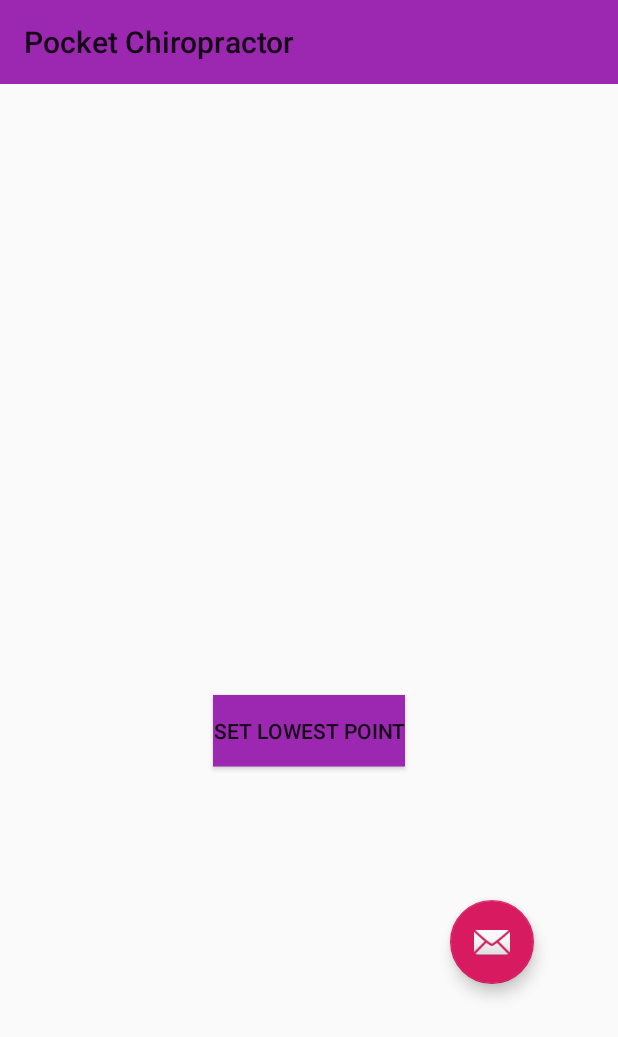
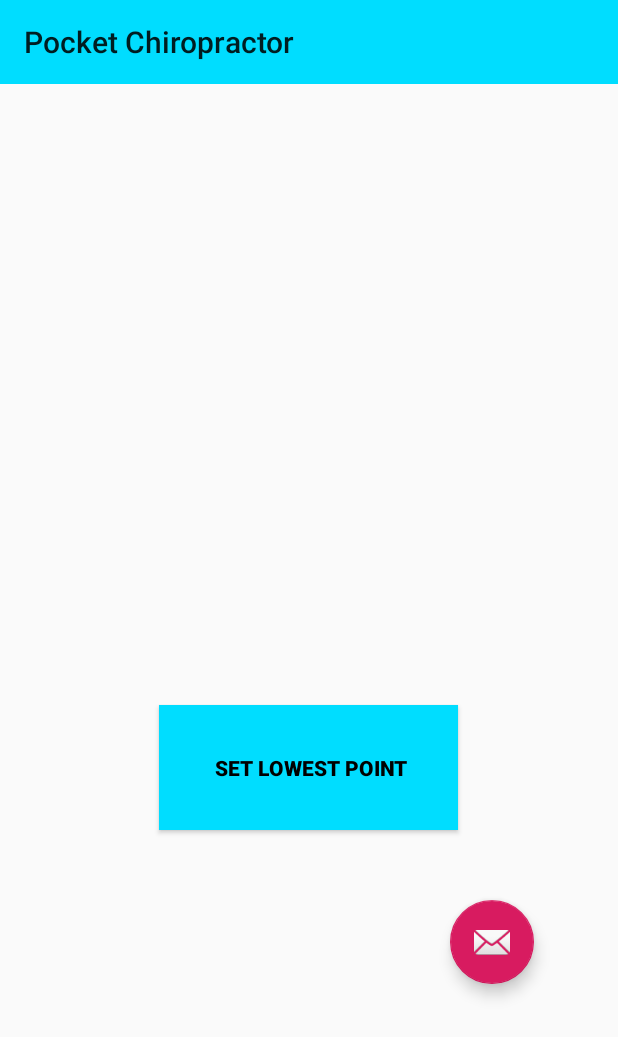
Before and after one commit to DamienJK/Pocket--Chiropractor, an Android app: the screen it shows after launch (MainActivity), on a phone screen of 412 x 824 dp. Shown: the top 1037 px of the screen. Run offline under Robolectric (Android 15) with nearby library versions, the light colour scheme and no system bars.

Commit message:
Cleaned code /UI managment
-added comments
- fixed naming conventions
-spelling
-formating
-got rid of nonuseful elements
-fixed color

```diff
--- a/app/src/main/java/com/example/mainactivity/MainActivity.java
+++ b/app/src/main/java/com/example/mainactivity/MainActivity.java
@@ -1,6 +1,6 @@
 package com.example.mainactivity;
 
-import android.app.Notification;
+
 import android.app.NotificationManager;
 import android.app.PendingIntent;
 import android.content.Context;
@@ -12,86 +12,55 @@ import android.hardware.SensorManager;
 import android.media.RingtoneManager;
 import android.net.Uri;
 import android.os.Bundle;
-
-import com.google.android.material.floatingactionbutton.FloatingActionButton;
-import com.google.android.material.snackbar.Snackbar;
-
 import androidx.appcompat.app.AppCompatActivity;
 import androidx.appcompat.widget.Toolbar;
 import androidx.core.app.NotificationCompat;
-
-import android.os.SystemClock;
-import android.util.Log;
 import android.view.View;
-import android.view.Menu;
-import android.view.MenuItem;
 import android.widget.Button;
 import android.widget.TextView;
 import android.widget.Toast;
 
-import org.w3c.dom.Text;
-
 public class MainActivity extends AppCompatActivity implements SensorEventListener {
 
-    private static final String TAG = "Pocket Chiropractor";
-    float min = -10f;
-    private SensorManager sensorManager;
-    Sensor accelerometer;
-    int Fails;
-    TextView yValue;
-    boolean Set = false;
-    Button btn1;
+    float MinimumPosition = -10f; //lowest y value allowed set to -10 on default stopping the notifications from starting automatically
+    private SensorManager sensorManager; // android class to handle all sensor types and data
+    Sensor accelerometer; // sensor of position and rate of movement
+    TextView Y_Value; // android UI text item set to the current y value
+    boolean PositionSet = false; // bool to control flow if the position has been set
+    Button SelectMinimumPositionBtn; // android button to select new minimum
 
     @Override
     protected void onCreate(Bundle savedInstanceState) {
-        super.onCreate(savedInstanceState);
-        setContentView(R.layout.activity_main);
-
-        yValue = (TextView) findViewById(R.id.yValue);
-        btn1 = findViewById(R.id.btn1);
-
-        Log.d(TAG, "onCreate: Initializing Sensor Services");
-
-        Toolbar toolbar = findViewById(R.id.toolbar);
-        setSupportActionBar(toolbar);
-        getSupportActionBar().setTitle("Pocket Chiropractor");
-
-        sensorManager = (SensorManager) getSystemService(Context.SENSOR_SERVICE);
-
-        accelerometer = sensorManager.getDefaultSensor(Sensor.TYPE_ACCELEROMETER);
-        sensorManager.registerListener(MainActivity.this, accelerometer, SensorManager.SENSOR_DELAY_NORMAL);
-
-        Log.d(TAG, "onCreate: Registered accelerometer listener");
-
-        btn1.setOnClickListener(new View.OnClickListener() {
-            public void onClick(View v) {
-                // Do something in response to button click
-                Set = true;
+        super.onCreate(savedInstanceState); //starts void on the creation of the app's instance
+        setContentView(R.layout.activity_main); // set the view to the xml file activity_main in the res/ layout file
+        Y_Value = (TextView) findViewById(R.id.yValue); // find an item with id yValue set it to the text view
+        SelectMinimumPositionBtn = findViewById(R.id.btn1); // same to the button object
+        Toolbar toolbar = findViewById(R.id.toolbar); // find the ui tool bar set in the activity main by default
+        setSupportActionBar(toolbar); // android void to access the toolbar and set it as an object
+        getSupportActionBar().setTitle("Pocket Chiropractor"); // changing the title of the toolbar
+        sensorManager = (SensorManager) getSystemService(Context.SENSOR_SERVICE); // set the sensor manager to a sensor service to access class values
+        accelerometer = sensorManager.getDefaultSensor(Sensor.TYPE_ACCELEROMETER); // do the same to the acceleometer
+        sensorManager.registerListener(MainActivity.this, accelerometer, SensorManager.SENSOR_DELAY_NORMAL); //create a listener that is in this class under this context using the sensor accemeter
+        SelectMinimumPositionBtn.setOnClickListener(new View.OnClickListener() {
+            public void onClick(View v) { // if the button is pressed this will run
+                // start static flow void inside of on value changed in response to button click
+                PositionSet = true;
             }
         });
+    }
 
-
+    // this void is abstract in Sensor Event Listener but does not preform a function
+    @Override
+    public void onAccuracyChanged(Sensor sensor, int accuracy) {
     }
 
     @Override
-    public void onAccuracyChanged(Sensor sensor, int accuracy) {
+    public void onSensorChanged(SensorEvent sensorEvent) { // if the accelometer changes value this void is triggered
+        Y_Value.setText("Position:  " + String.format("%.2f", sensorEvent.values[1]));
 
-    }
+        if (sensorEvent.values[1] < MinimumPosition) {
 
-    @Override
-    public void onSensorChanged(SensorEvent sensorEvent) {
-        Log.d(TAG, "onSensorChanged: X: " + sensorEvent.values[0] + "Y: " + sensorEvent.values[1] + "Z: " + sensorEvent.values[2]);
-
-        // xValue.setText("xValue: " + sensorEvent.values[0]);
-        yValue.setText("Position:  " + String.format("%.2f", sensorEvent.values[1]));
-        // zValue.setText("zValue: " + sensorEvent.values[2]);
-
-        if (sensorEvent.values[1] < min) {
-
-                ++Fails;
-                Log.d(TAG, "Out OF Range" + Fails);
-
-                String message = "You have been out of your set range for too long.";
+            String message = "You have been out of your PositionSet range for too long.";
             NotificationCompat.Builder builder = new NotificationCompat.Builder(MainActivity.this)
                     .setSmallIcon(R.drawable.ic_spine)
                     .setContentTitle("Correct Your Posture")
@@ -116,43 +85,28 @@ public class MainActivity extends AppCompatActivity implements SensorEventListen
             notificationManager.notify(0, builder.build());
 
         } else {
-            Log.d(TAG, "In Range");
-
             NotificationManager notificationManager = (NotificationManager) getSystemService(
                     Context.NOTIFICATION_SERVICE
             );
             notificationManager.cancel(0);
-
-
         }
-
-        if (Set) {
-            min = sensorEvent.values[1];
-            Toast.makeText(MainActivity.this, " Selected Point : " + min,
+        if (PositionSet) { //Control flow of void
+            MinimumPosition = sensorEvent.values[1];
+            Toast.makeText(MainActivity.this, " Selected Point : " + MinimumPosition,
                     Toast.LENGTH_SHORT).show();
-            Set = false;
-
+            PositionSet = false;
         }
     }
-
 }
-
-
-
-
-
-
-
-
 
 
         /*
         FloatingActionButton fab = findViewById(R.id.fab);
-        fab.setOnClickListener(new View.OnClickListener() {
+        fab.PositionSetOnClickListener(new View.OnClickListener() {
             @Override
             public void onClick(View view) {
                 Snackbar.make(view, "Replace with your own action", Snackbar.LENGTH_LONG)
-                        .setAction("Action", null).show();
+                        .PositionSetAction("Action", null).show();
             }
         });
     }
@@ -172,7 +126,7 @@ public class MainActivity extends AppCompatActivity implements SensorEventListen
         int id = item.getItemId();
 
         //noinspection SimplifiableIfStatement
-        if (id == R.id.action_settings) {
+        if (id == R.id.action_PositionSettings) {
             return true;
         }
 
--- a/app/src/main/res/layout/activity_main.xml
+++ b/app/src/main/res/layout/activity_main.xml
@@ -5,26 +5,24 @@
     android:layout_width="match_parent"
     android:layout_height="match_parent"
     tools:context=".MainActivity"
-
     >
-
-
 
     <TextView
         android:id="@+id/yValue"
         android:layout_width="match_parent"
         android:layout_height="wrap_content"
+        android:textSize="55sp"
         android:translationY="100sp"
-        android:textSize="55sp"
-        android:fontFamily="sans-serif-thin"
-        />
-
+        android:translationX="20sp"
+        app:fontFamily="sans-serif-thin" />
 
 
     <com.google.android.material.appbar.AppBarLayout
         android:layout_width="match_parent"
         android:layout_height="wrap_content"
-        android:theme="@style/AppTheme.AppBarOverlay">
+        android:theme="@style/AppTheme.AppBarOverlay"
+
+        >
 
     </com.google.android.material.appbar.AppBarLayout>
 
@@ -37,27 +35,26 @@
         android:translationY="600sp"
         app:srcCompat="@android:drawable/ic_dialog_email" />
 
+
     <androidx.appcompat.widget.Toolbar
         android:id="@+id/toolbar"
         android:layout_width="match_parent"
         android:layout_height="wrap_content"
         android:layout_marginBottom="-107dp"
-        android:background="?attr/colorPrimary"
-        app:popupTheme="@style/AppTheme.PopupOverlay"
-        />
-
+        android:background="@android:color/holo_blue_bright"
+        android:textColor="@android:color/background_dark"
+        app:popupTheme="@style/AppTheme.PopupOverlay" />
 
     <Button
         android:id="@+id/btn1"
-        android:layout_width="wrap_content"
-        android:layout_height="wrap_content"
-        android:text="Set Lowest Point"
+        android:layout_width="199dp"
+        android:layout_height="83dp"
         android:layout_centerInParent="true"
-        android:translationY="75sp"
-        android:background="@color/colorPrimary"
-        />
-
-
+        android:background="@android:color/holo_blue_bright"
+        android:text=" Set Lowest Point"
+        android:textColor="@android:color/background_dark"
+        android:translationY="100sp"
+        app:fontFamily="sans-serif-black" />
 
 
 </RelativeLayout>
--- a/app/src/main/res/layout/activity_notification.xml
+++ b/app/src/main/res/layout/activity_notification.xml
@@ -6,7 +6,6 @@
     android:layout_height="match_parent"
     tools:context=".NotificationActivity">
 
-    /*
     <TextView
         android:layout_width="match_parent"
         android:layout_height="match_parent"
@@ -14,5 +13,5 @@
         android:textSize="25sp"
         android:gravity="center"
         />
-    //yy
+
 </RelativeLayout>
```
Also changed, not shown: 1 other file. Lines whose indentation alone changed are shown as unchanged.
